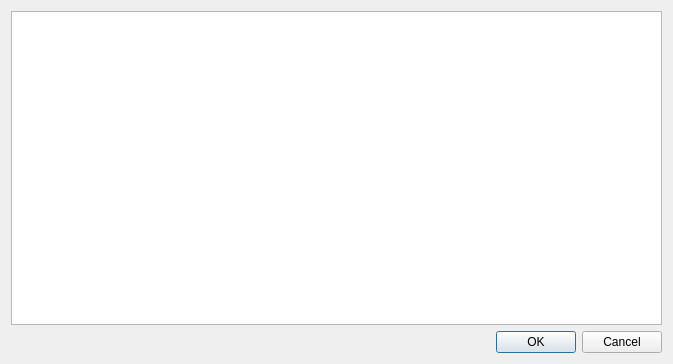
This is addfeaturedialog.ui in Drew973/vcs_tool as Qt 5 draws it before an edit. The edited form follows.
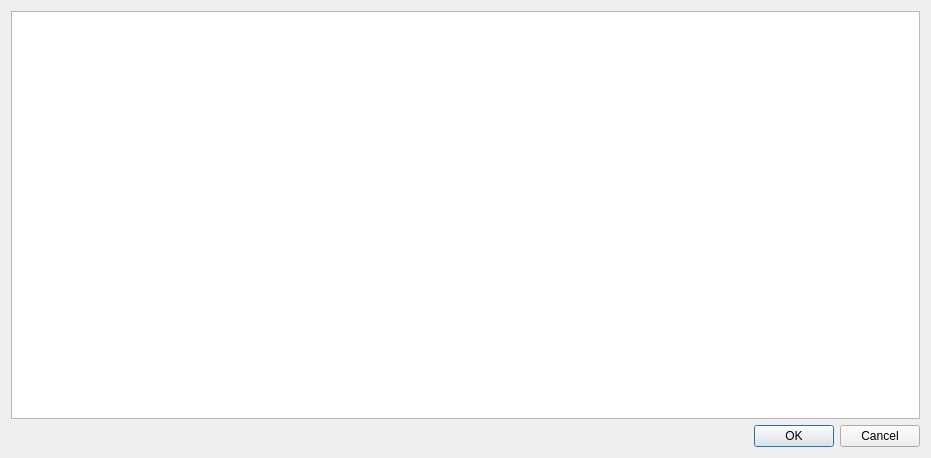
This is the edited form.

The edit to the form file:
```diff
--- a/addfeaturedialog.ui
+++ b/addfeaturedialog.ui
@@ -6,12 +6,12 @@
    <rect>
     <x>0</x>
     <y>0</y>
-    <width>673</width>
-    <height>364</height>
+    <width>931</width>
+    <height>458</height>
    </rect>
   </property>
   <property name="sizePolicy">
-   <sizepolicy hsizetype="Minimum" vsizetype="Minimum">
+   <sizepolicy hsizetype="MinimumExpanding" vsizetype="MinimumExpanding">
     <horstretch>0</horstretch>
     <verstretch>0</verstretch>
    </sizepolicy>
@@ -21,7 +21,14 @@
   </property>
   <layout class="QVBoxLayout" name="verticalLayout">
    <item>
-    <widget class="QTableView" name="view"/>
+    <widget class="QTableView" name="view">
+     <property name="sizePolicy">
+      <sizepolicy hsizetype="MinimumExpanding" vsizetype="Expanding">
+       <horstretch>0</horstretch>
+       <verstretch>0</verstretch>
+      </sizepolicy>
+     </property>
+    </widget>
    </item>
    <item>
     <widget class="QDialogButtonBox" name="buttonBox">
```
